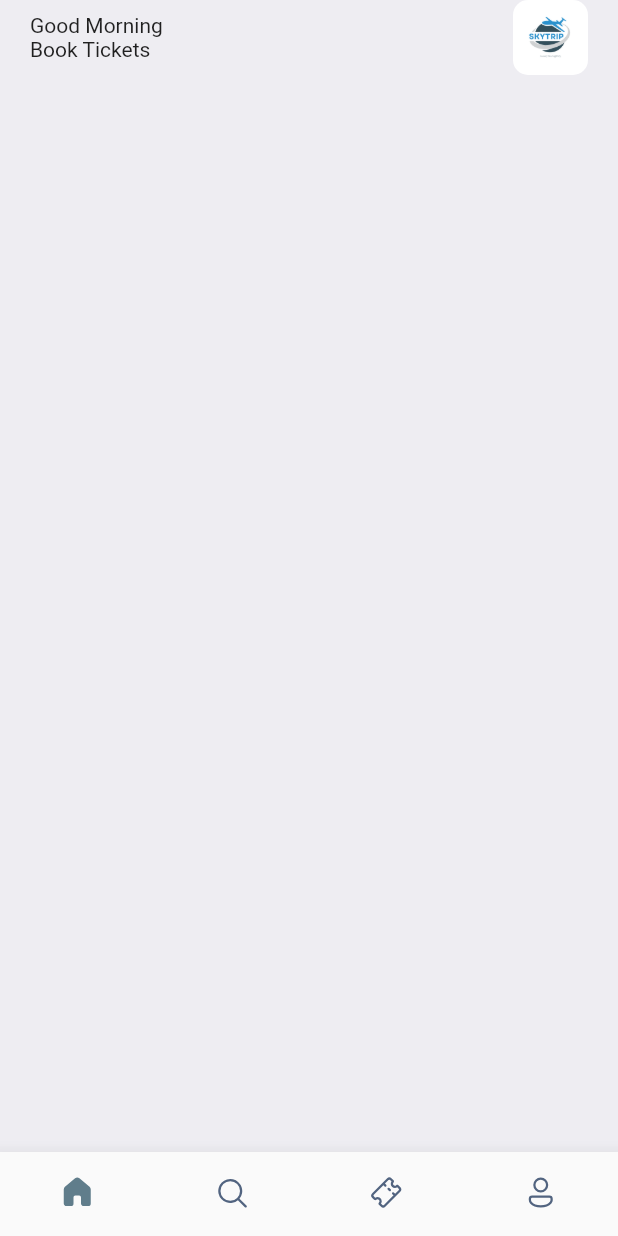
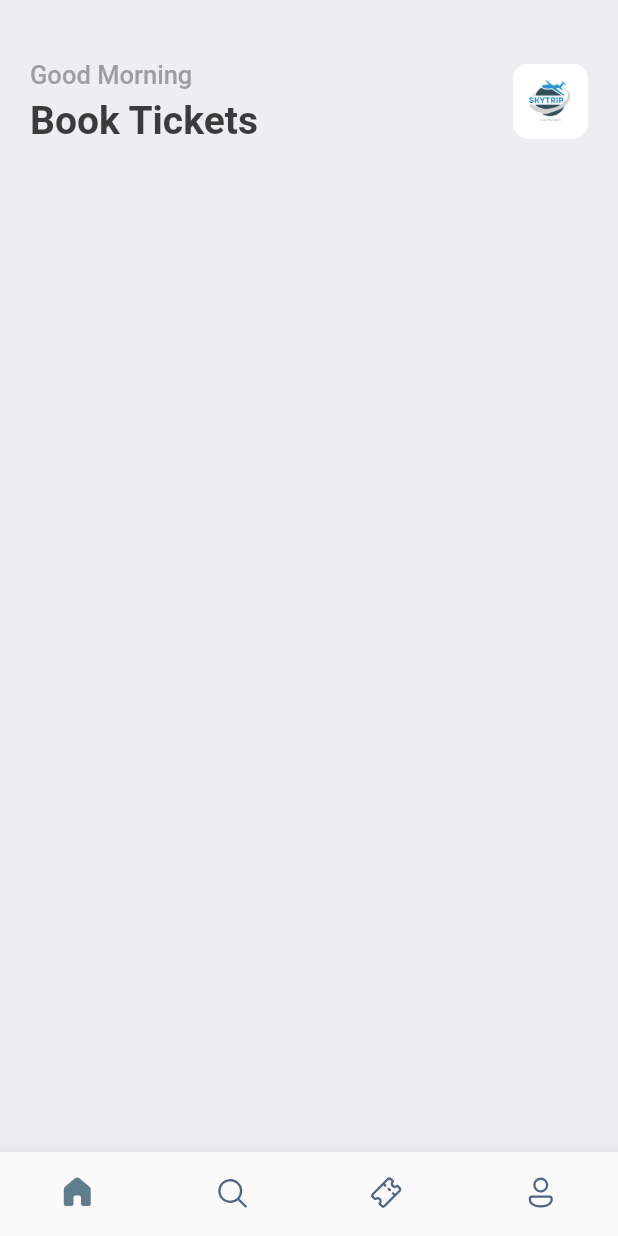
Before and after one commit to aayushgulia666/ticket_booking, a Flutter app: the screen it shows after launch, on a phone screen of 412 x 824 dp. Run offline on Flutter 3.47's test engine with Material 2 defaults, Android fonts, the phone set to English and light mode, and no system bars; our stand-ins replace fluentui_system_icons, gap.

Commit message:
Home screen edited.

```diff
--- a/lib/main.dart
+++ b/lib/main.dart
@@ -1,6 +1,7 @@
 import 'package:flutter/cupertino.dart';
 import 'package:flutter/material.dart';
 import 'package:ticket_booking/screens/bottom_bar.dart';
+import 'package:ticket_booking/utils/app_styles.dart';
 
 void main(){
   runApp(const MyApp());
@@ -11,10 +12,13 @@ class MyApp extends StatelessWidget {
 
   @override
   Widget build(BuildContext context) {
-    return const MaterialApp(
+    return MaterialApp(
       debugShowCheckedModeBanner: false,
+      theme: ThemeData(
+        primaryColor: primary,
+      ),
       title: 'Ticket Booking',
-      home: BottomScreen(),
+      home: const BottomScreen(),
     );
   }
 }
--- a/lib/screens/home.dart
+++ b/lib/screens/home.dart
@@ -1,5 +1,8 @@
 import 'package:flutter/cupertino.dart';
 import 'package:flutter/material.dart';
+import 'package:gap/gap.dart';
+
+import '../utils/app_styles.dart';
 
 class HomeScreen extends StatelessWidget {
   const HomeScreen({Key? key}) : super(key: key);
@@ -7,21 +10,23 @@ class HomeScreen extends StatelessWidget {
   @override
   Widget build(BuildContext context) {
     return Scaffold(
-      backgroundColor: const Color(0xFFeeedf2),
+      backgroundColor: Styles.bgColor,
       body: ListView(
         children: [
           Container(
             padding: const EdgeInsets.symmetric(horizontal: 20),
             child: Column(
               children: [
+                const Gap(40),
                 Row(
                   mainAxisAlignment: MainAxisAlignment.spaceBetween,
                   children: [
                     Column(
                       crossAxisAlignment: CrossAxisAlignment.start,
-                      children: const [
-                        Text("Good Morning"),
-                        Text("Book Tickets"),
+                      children: [
+                        Text("Good Morning", style: Styles.headlineStyle3,),
+                        const Gap(5),
+                        Text("Book Tickets", style: Styles.headlineStyle,),
                       ],
                     ),
                     Container(
--- a/lib/utils/app_styles.dart
+++ b/lib/utils/app_styles.dart
@@ -29,7 +29,7 @@ class Styles{
 
   static TextStyle headlineStyle3 = TextStyle(
     fontSize: 17,
-    color: textColor,
+    color: Colors.grey.shade500,
     fontWeight: FontWeight.w500,
   );
 
```
Also changed, not shown: pubspec.lock.
